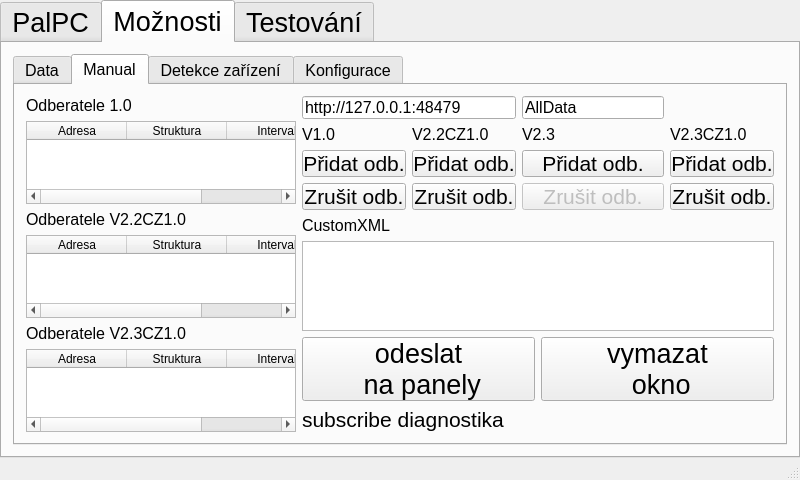
Qt form mainwindow.ui (frutabruta/VDV301tester) before a commit.
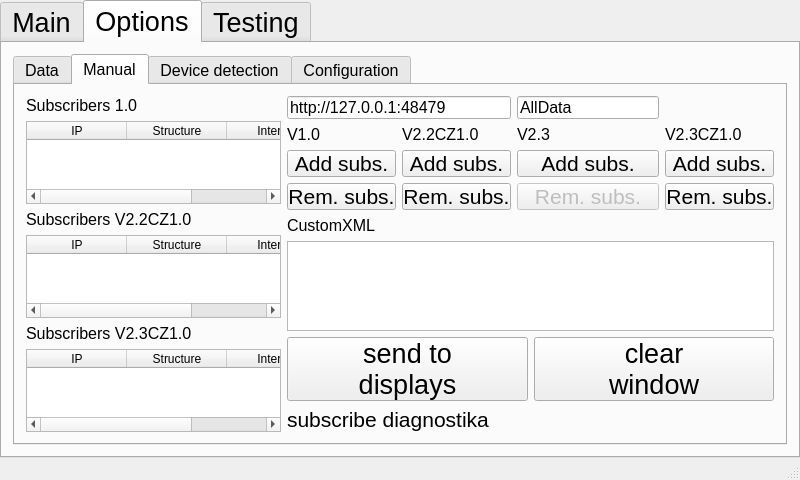
The same form after that commit. The open tabs and pages were chosen to show the change.

Commit message: english ui labels

```diff
--- a/mainwindow.ui
+++ b/mainwindow.ui
@@ -90,7 +90,7 @@
         <string notr="true">padding: 0px; margin:0px;</string>
        </property>
        <attribute name="title">
-        <string>PalPC</string>
+        <string>Main</string>
        </attribute>
        <layout class="QHBoxLayout" name="horizontalLayout_4">
         <property name="leftMargin">
@@ -2479,7 +2479,7 @@
       </widget>
       <widget class="QWidget" name="tab_moznosti">
        <attribute name="title">
-        <string>Možnosti</string>
+        <string>Options</string>
        </attribute>
        <layout class="QHBoxLayout" name="horizontalLayout_10">
         <item>
@@ -2760,7 +2760,7 @@
                    </font>
                   </property>
                   <property name="text">
-                   <string>Přidat odb.</string>
+                   <string>Add subs.</string>
                   </property>
                  </widget>
                 </item>
@@ -2772,7 +2772,7 @@
                    </font>
                   </property>
                   <property name="text">
-                   <string>Zrušit odb.</string>
+                   <string>Rem. subs.</string>
                   </property>
                  </widget>
                 </item>
@@ -2791,7 +2791,7 @@
                    </font>
                   </property>
                   <property name="text">
-                   <string>Přidat odb.</string>
+                   <string>Add subs.</string>
                   </property>
                  </widget>
                 </item>
@@ -2817,7 +2817,7 @@
                    </font>
                   </property>
                   <property name="text">
-                   <string>Přidat odb.</string>
+                   <string>Add subs.</string>
                   </property>
                  </widget>
                 </item>
@@ -2843,7 +2843,7 @@
                    </font>
                   </property>
                   <property name="text">
-                   <string>Zrušit odb.</string>
+                   <string>Rem. subs.</string>
                   </property>
                  </widget>
                 </item>
@@ -2858,7 +2858,7 @@
                    </font>
                   </property>
                   <property name="text">
-                   <string>Zrušit odb.</string>
+                   <string>Rem. subs.</string>
                   </property>
                  </widget>
                 </item>
@@ -2877,7 +2877,7 @@
                    </font>
                   </property>
                   <property name="text">
-                   <string>Přidat odb.</string>
+                   <string>Add subs.</string>
                   </property>
                  </widget>
                 </item>
@@ -2889,7 +2889,7 @@
                    </font>
                   </property>
                   <property name="text">
-                   <string>Zrušit odb.</string>
+                   <string>Rem. subs.</string>
                   </property>
                  </widget>
                 </item>
@@ -2923,8 +2923,8 @@
                    </font>
                   </property>
                   <property name="text">
-                   <string>odeslat
- na panely</string>
+                   <string>send to
+displays</string>
                   </property>
                  </widget>
                 </item>
@@ -2936,8 +2936,8 @@
                    </font>
                   </property>
                   <property name="text">
-                   <string>vymazat
- okno</string>
+                   <string>clear
+window</string>
                   </property>
                  </widget>
                 </item>
@@ -2962,7 +2962,7 @@
               <item>
                <widget class="QLabel" name="label_manual_T1">
                 <property name="text">
-                 <string>Odberatele 1.0</string>
+                 <string>Subscribers 1.0</string>
                 </property>
                </widget>
               </item>
@@ -2970,12 +2970,12 @@
                <widget class="QTableWidget" name="tableWidget_manual_subscriberList1_0">
                 <column>
                  <property name="text">
-                  <string>Adresa</string>
+                  <string>IP</string>
                  </property>
                 </column>
                 <column>
                  <property name="text">
-                  <string>Struktura</string>
+                  <string>Structure</string>
                  </property>
                 </column>
                 <column>
@@ -2988,7 +2988,7 @@
               <item>
                <widget class="QLabel" name="label_manual_T2">
                 <property name="text">
-                 <string>Odberatele V2.2CZ1.0</string>
+                 <string>Subscribers V2.2CZ1.0</string>
                 </property>
                </widget>
               </item>
@@ -2996,12 +2996,12 @@
                <widget class="QTableWidget" name="tableWidget_manual_subscriberList2_2CZ1_0">
                 <column>
                  <property name="text">
-                  <string>Adresa</string>
+                  <string>IP</string>
                  </property>
                 </column>
                 <column>
                  <property name="text">
-                  <string>Struktura</string>
+                  <string>Structure</string>
                  </property>
                 </column>
                 <column>
@@ -3014,7 +3014,7 @@
               <item>
                <widget class="QLabel" name="label_manual_T3">
                 <property name="text">
-                 <string>Odberatele V2.3CZ1.0</string>
+                 <string>Subscribers V2.3CZ1.0</string>
                 </property>
                </widget>
               </item>
@@ -3028,12 +3028,12 @@
                 </attribute>
                 <column>
                  <property name="text">
-                  <string>Adresa</string>
+                  <string>IP</string>
                  </property>
                 </column>
                 <column>
                  <property name="text">
-                  <string>Struktura</string>
+                  <string>Structure</string>
                  </property>
                 </column>
                 <column>
@@ -3052,7 +3052,7 @@
             <bool>true</bool>
            </property>
            <attribute name="title">
-            <string>Detekce zařízení</string>
+            <string>Device detection</string>
            </attribute>
            <layout class="QHBoxLayout" name="horizontalLayout">
             <item>
@@ -3157,7 +3157,7 @@
           </widget>
           <widget class="QWidget" name="tab_presets">
            <attribute name="title">
-            <string>Konfigurace</string>
+            <string>Configuration</string>
            </attribute>
            <widget class="QWidget" name="layoutWidget">
             <property name="geometry">
@@ -3446,7 +3446,7 @@
       </widget>
       <widget class="QWidget" name="tab_test">
        <attribute name="title">
-        <string>Testování</string>
+        <string>Testing</string>
        </attribute>
        <layout class="QHBoxLayout" name="horizontalLayout_5">
         <item>
```
Left out of the diff: 110 changed lines with no effect on the pictures. Lines whose indentation alone changed are shown as unchanged. The commit also changes 5 other files.
